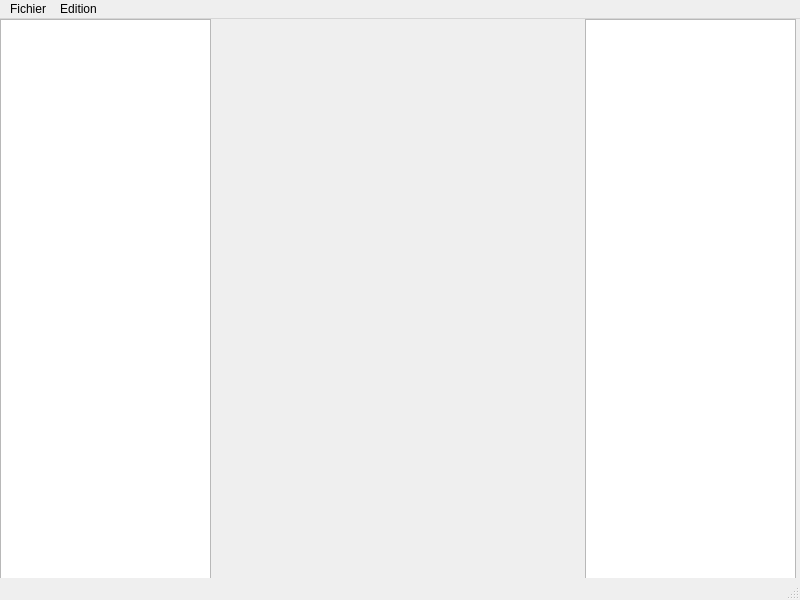
jberthomier/LO21_Projet, file pluriNotes/plurinotes.ui: the form before one commit.
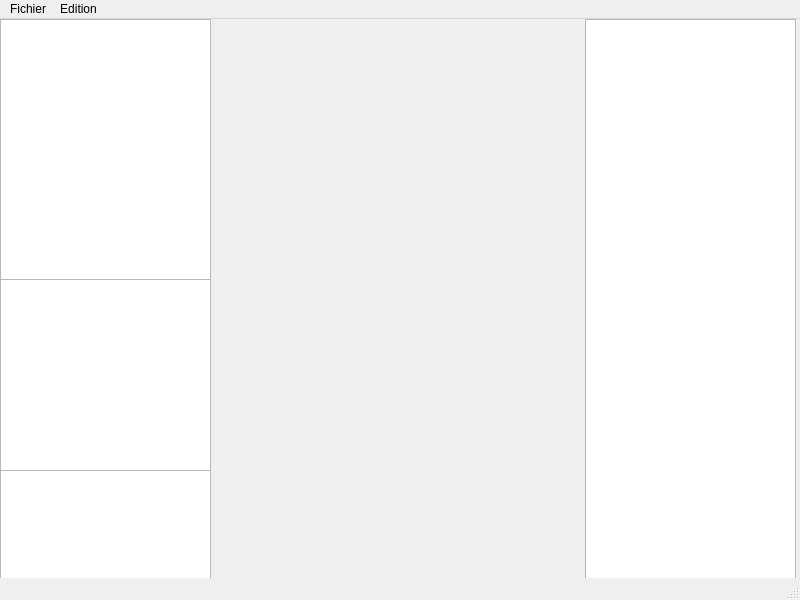
The form after the commit.

Diff of the .ui file:
```diff
--- a/pluriNotes/plurinotes.ui
+++ b/pluriNotes/plurinotes.ui
@@ -14,13 +14,13 @@
    <string>MainWindow</string>
   </property>
   <widget class="QWidget" name="centralwidget">
-   <widget class="QListView" name="listView">
+   <widget class="QListWidget" name="noteList">
     <property name="geometry">
      <rect>
       <x>0</x>
       <y>0</y>
       <width>211</width>
-      <height>571</height>
+      <height>261</height>
      </rect>
     </property>
    </widget>
@@ -34,6 +34,26 @@
      </rect>
     </property>
    </widget>
+   <widget class="QListWidget" name="archiveList">
+    <property name="geometry">
+     <rect>
+      <x>0</x>
+      <y>450</y>
+      <width>211</width>
+      <height>111</height>
+     </rect>
+    </property>
+   </widget>
+   <widget class="QListWidget" name="taskList">
+    <property name="geometry">
+     <rect>
+      <x>0</x>
+      <y>260</y>
+      <width>211</width>
+      <height>192</height>
+     </rect>
+    </property>
+   </widget>
   </widget>
   <widget class="QMenuBar" name="menubar">
    <property name="geometry">
```
Left out of the diff: 4 changed lines with no effect on the pictures.
